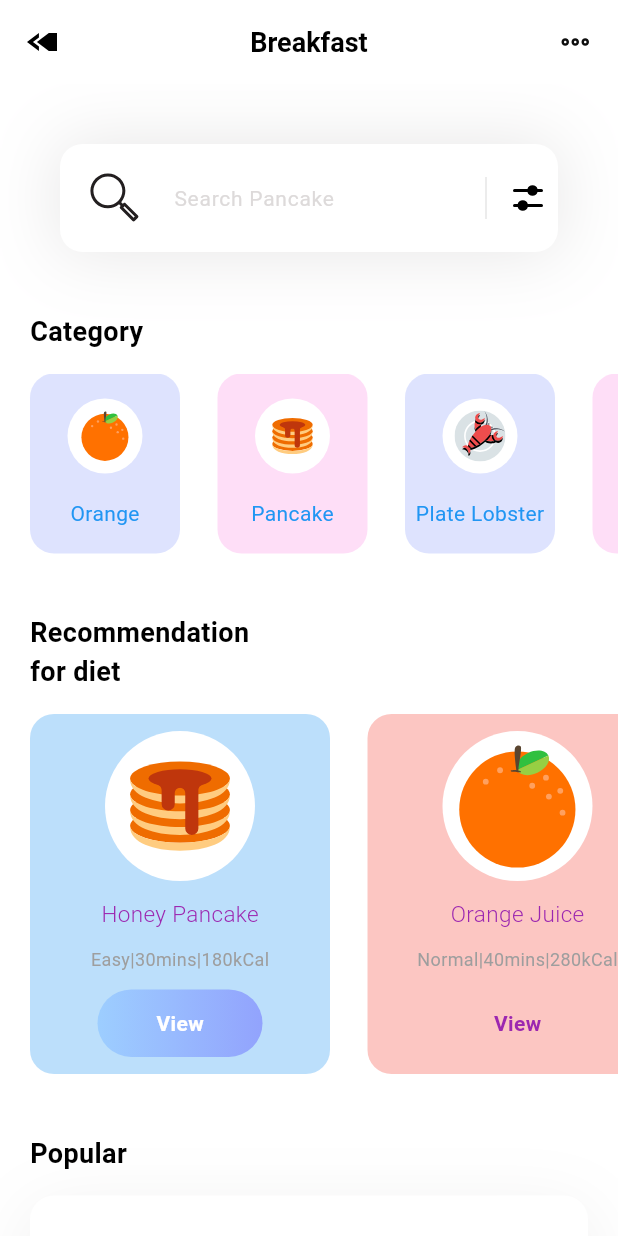
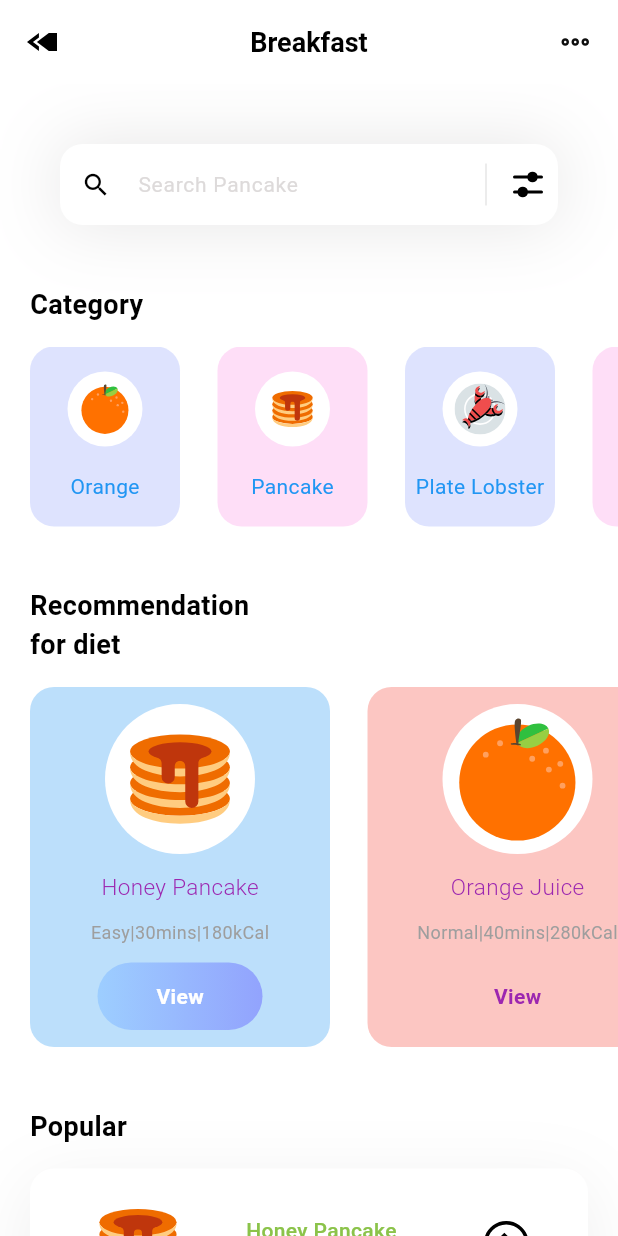
Before and after one commit to PhucnguyenHoai/flutter_application_exmaple, a Flutter app: the screen it shows after launch, on a phone screen of 412 x 824 dp. Run offline on Flutter 3.47's test engine with Material 3 defaults, Android fonts, the phone set to English and light mode, and no system bars; our stand-ins replace flutter_svg.

Commit message:
use Icon search

```diff
--- a/lib/pages/home.dart
+++ b/lib/pages/home.dart
@@ -297,11 +297,16 @@ class HomePage extends StatelessWidget {
               color: Color(0xffDDDADA),
               fontSize: 14,
             ),
-            prefixIcon: Padding(
-              padding: const EdgeInsets.all(11),
-              child: SvgPicture.asset(
-                  'assets/icons/magnifying-glass-2-svgrepo-com.svg'),
+            prefixIcon: Icon(
+              Icons.search,
+              size: 20,
+              color: Colors.black,
             ),
+            // prefixIcon: Padding(
+            //   padding: const EdgeInsets.all(11),
+            //   child: SvgPicture.asset(
+            //       'assets/icons/magnifying-glass-2-svgrepo-com.svg'),
+            // ),
             suffixIcon: SizedBox(
                 width: 100,
                 child: IntrinsicHeight(
```
